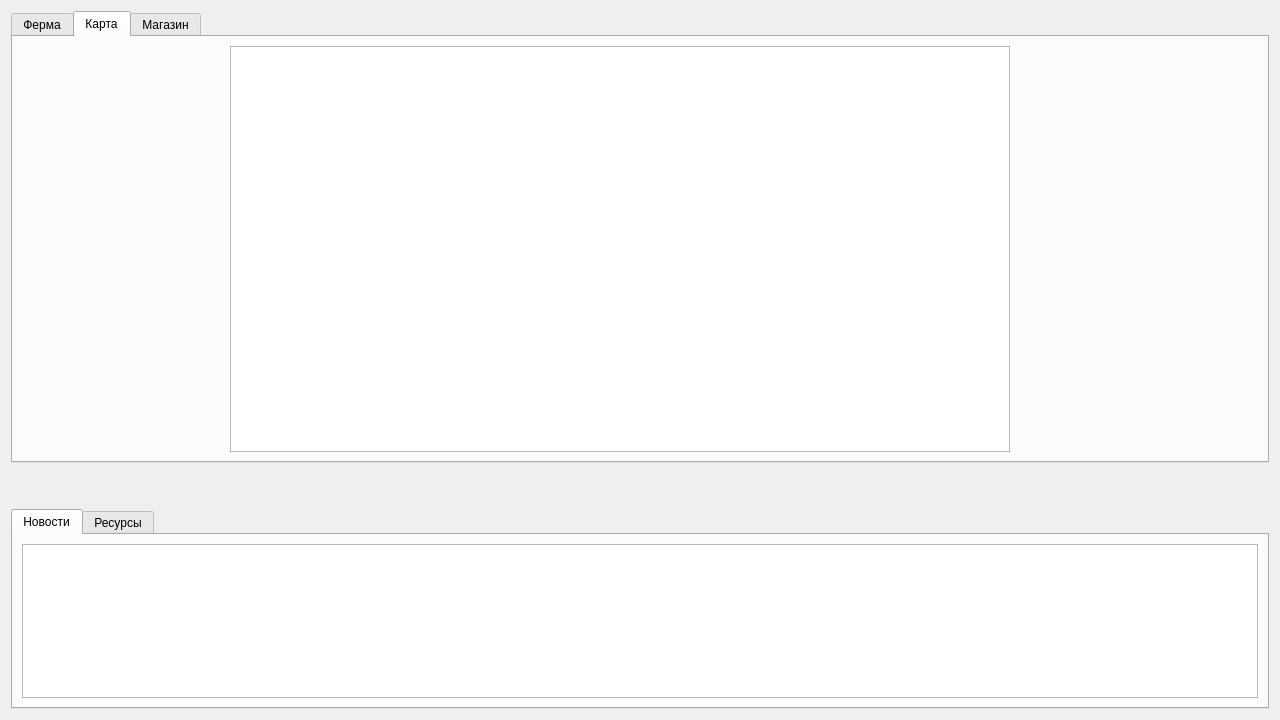
Qt form src/main_form.ui (ludwici/BeeIsland) before a commit.
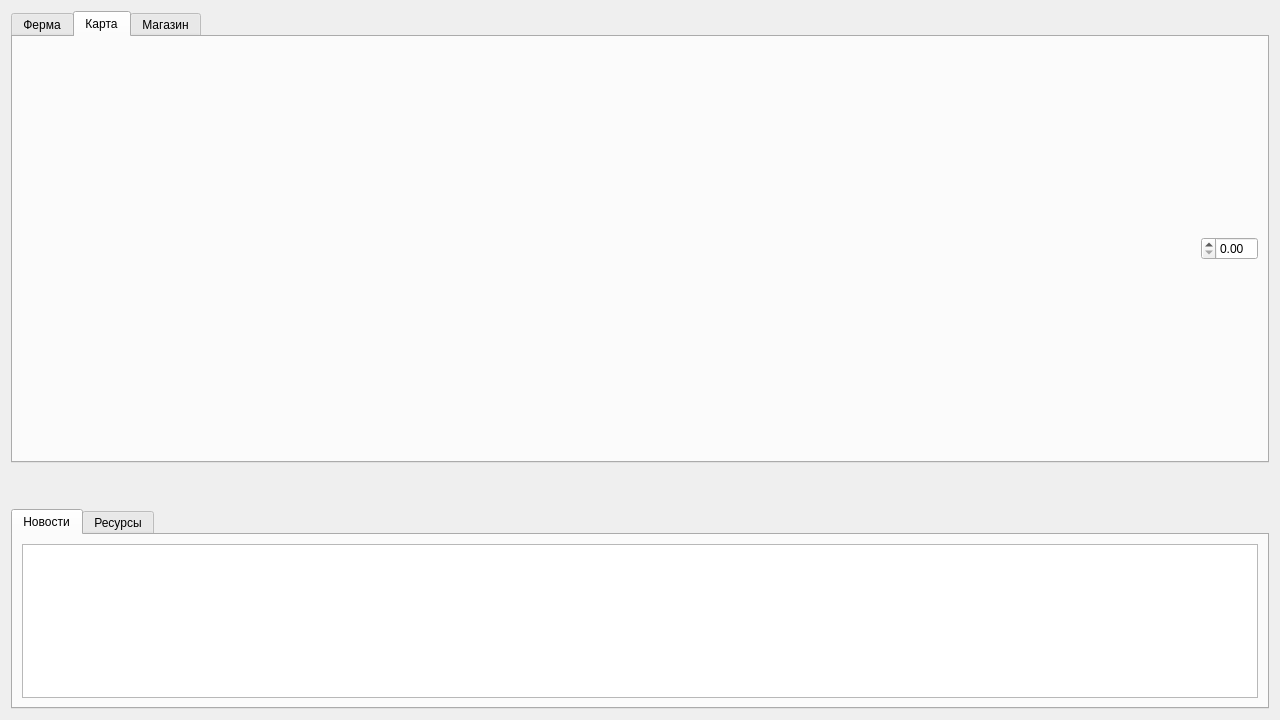
The same form after that commit.

Commit message: Added map to form

Diff of the .ui file:
```diff
--- a/src/main_form.ui
+++ b/src/main_form.ui
@@ -41,7 +41,7 @@
      </widget>
      <widget class="QWidget" name="tab_2">
       <property name="layoutDirection">
-       <enum>Qt::LeftToRight</enum>
+       <enum>Qt::RightToLeft</enum>
       </property>
       <attribute name="title">
        <string>Карта</string>
@@ -51,23 +51,13 @@
         <enum>QLayout::SetDefaultConstraint</enum>
        </property>
        <item>
-        <widget class="QGraphicsView" name="graphicsView">
-         <property name="maximumSize">
-          <size>
-           <width>780</width>
-           <height>16777215</height>
-          </size>
-         </property>
-        </widget>
+        <widget class="QDoubleSpinBox" name="zoomFactor"/>
        </item>
        <item>
         <spacer name="horizontalSpacer">
          <property name="orientation">
           <enum>Qt::Horizontal</enum>
          </property>
-         <property name="sizeType">
-          <enum>QSizePolicy::Minimum</enum>
-         </property>
          <property name="sizeHint" stdset="0">
           <size>
            <width>40</width>
```
Left out of the diff: 17 changed lines with no effect on the pictures. The commit also changes 1 other file.
